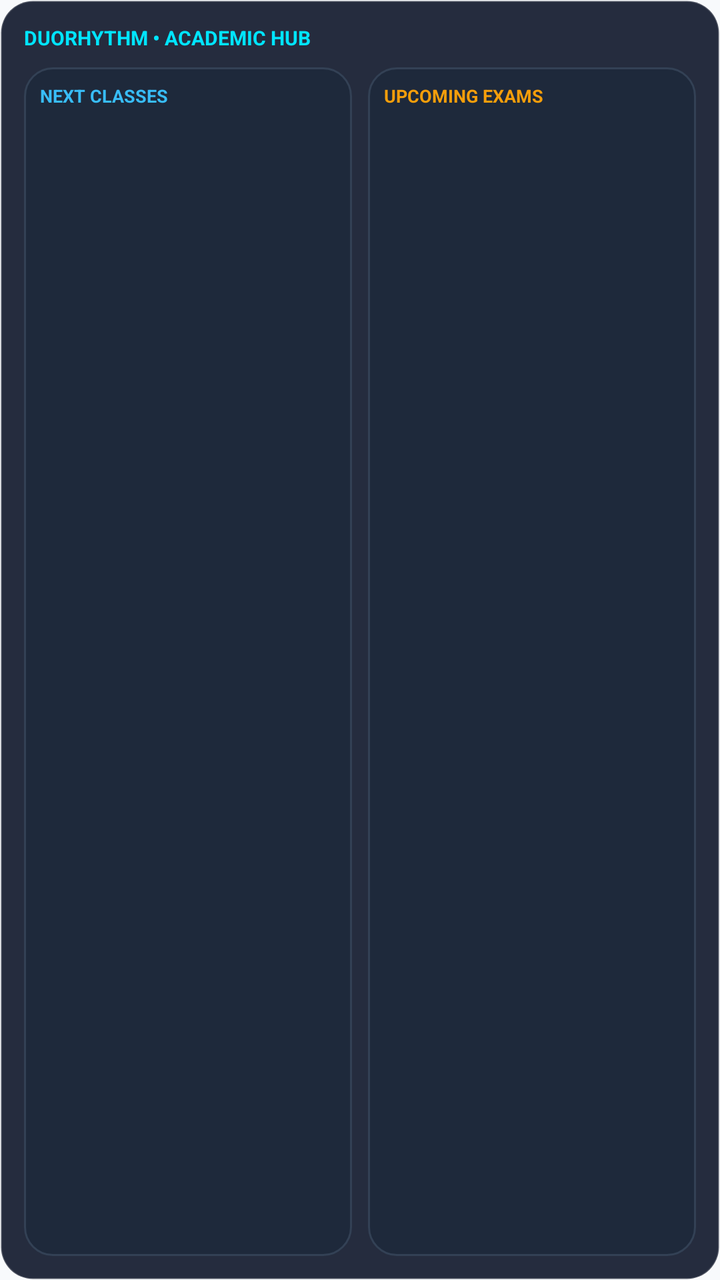
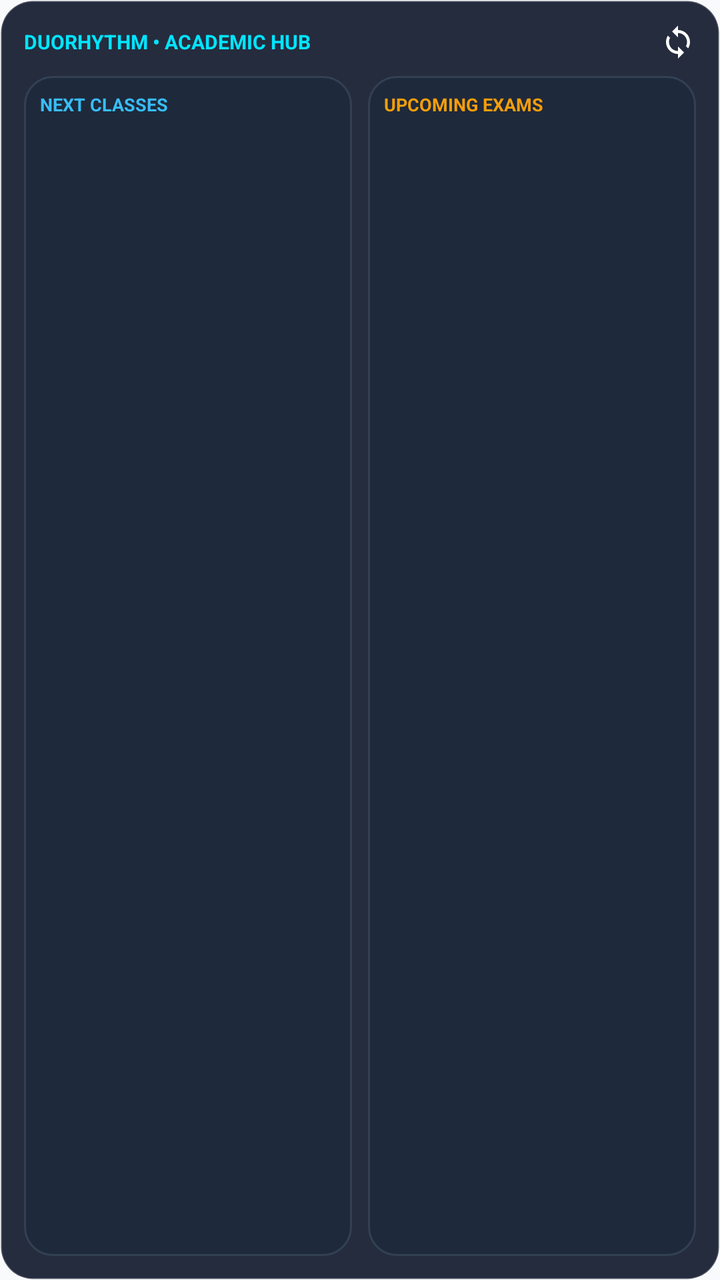

Screens rendered from an Android XML layout before and after an edit, with the pre-edit source and the edit as a unified diff.
<!-- AndroidManifest.xml: application theme Theme.LifeSync -->
<!-- res/layout/widget_academic_hub.xml -->
<?xml version="1.0" encoding="utf-8"?>
<LinearLayout xmlns:android="http://schemas.android.com/apk/res/android"
    android:id="@+id/layoutWidgetRoot"
    android:layout_width="match_parent"
    android:layout_height="match_parent"
    android:background="@drawable/bg_card_dark_elevated"
    android:orientation="vertical"
    android:padding="12dp">

    <LinearLayout
        android:layout_width="match_parent"
        android:layout_height="wrap_content"
        android:gravity="center_vertical"
        android:orientation="horizontal">

        <TextView
            android:layout_width="0dp"
            android:layout_height="wrap_content"
            android:layout_weight="1"
            android:text="DUORHYTHM • ACADEMIC HUB"
            android:textColor="#00E5FF"
            android:textSize="10sp"
            android:textStyle="bold" />

        <TextView
            android:id="@+id/tvWidgetSyncTime"
            android:layout_width="wrap_content"
            android:layout_height="wrap_content"
            android:textColor="#64748B"
            android:textSize="10sp" />
    </LinearLayout>

    <LinearLayout
        android:layout_width="match_parent"
        android:layout_height="0dp"
        android:layout_marginTop="8dp"
        android:layout_weight="1"
        android:baselineAligned="false"
        android:orientation="horizontal">

        
        <LinearLayout
            android:id="@+id/layoutScheduleSection"
            android:layout_width="0dp"
            android:layout_height="match_parent"
            android:layout_weight="1"
            android:background="@drawable/bg_card_dark"
            android:orientation="vertical"
            android:padding="8dp">

            <TextView
                android:id="@+id/tvNextClassHeader"
                android:layout_width="match_parent"
                android:layout_height="wrap_content"
                android:text="NEXT CLASSES"
                android:textColor="#38BDF8"
                android:textSize="9sp"
                android:textStyle="bold" />

            <LinearLayout
                android:id="@+id/rowClass1"
                android:layout_width="match_parent"
                android:layout_height="wrap_content"
                android:layout_marginTop="4dp"
                android:orientation="vertical">

                <TextView
                    android:id="@+id/tvClass1Title"
                    android:layout_width="match_parent"
                    android:layout_height="wrap_content"
                    android:ellipsize="end"
                    android:maxLines="1"
                    android:textColor="#FFFFFF"
                    android:textSize="12sp"
                    android:textStyle="bold" />

                <TextView
                    android:id="@+id/tvClass1Details"
                    android:layout_width="match_parent"
                    android:layout_height="wrap_content"
                    android:ellipsize="end"
                    android:maxLines="1"
                    android:textColor="#94A3B8"
                    android:textSize="10sp" />
            </LinearLayout>

            <LinearLayout
                android:id="@+id/rowClass2"
                android:layout_width="match_parent"
                android:layout_height="wrap_content"
                android:layout_marginTop="4dp"
                android:orientation="vertical">

                <TextView
                    android:id="@+id/tvClass2Title"
                    android:layout_width="match_parent"
                    android:layout_height="wrap_content"
                    android:ellipsize="end"
                    android:maxLines="1"
                    android:textColor="#FFFFFF"
                    android:textSize="12sp"
                    android:textStyle="bold" />

                <TextView
                    android:id="@+id/tvClass2Details"
                    android:layout_width="match_parent"
                    android:layout_height="wrap_content"
                    android:ellipsize="end"
                    android:maxLines="1"
                    android:textColor="#94A3B8"
                    android:textSize="10sp" />
            </LinearLayout>

            <TextView
                android:id="@+id/tvNoClasses"
                android:layout_width="match_parent"
                android:layout_height="match_parent"
                android:gravity="center"
                android:text="No upcoming classes"
                android:textColor="#64748B"
                android:textSize="11sp"
                android:visibility="gone" />
        </LinearLayout>

        <View
            android:layout_width="8dp"
            android:layout_height="match_parent" />

        
        <LinearLayout
            android:id="@+id/layoutExamSection"
            android:layout_width="0dp"
            android:layout_height="match_parent"
            android:layout_weight="1"
            android:background="@drawable/bg_card_dark"
            android:orientation="vertical"
            android:padding="8dp">

            <TextView
                android:id="@+id/tvNextExamHeader"
                android:layout_width="match_parent"
                android:layout_height="wrap_content"
                android:text="UPCOMING EXAMS"
                android:textColor="#F59E0B"
                android:textSize="9sp"
                android:textStyle="bold" />

            <LinearLayout
                android:id="@+id/rowExam1"
                android:layout_width="match_parent"
                android:layout_height="wrap_content"
                android:layout_marginTop="4dp"
                android:orientation="vertical">

                <LinearLayout
                    android:layout_width="match_parent"
                    android:layout_height="wrap_content"
                    android:gravity="center_vertical"
                    android:orientation="horizontal">

                    <TextView
                        android:id="@+id/tvExam1Title"
                        android:layout_width="0dp"
                        android:layout_height="wrap_content"
                        android:layout_weight="1"
                        android:ellipsize="end"
                        android:maxLines="1"
                        android:textColor="#FFFFFF"
                        android:textSize="12sp"
                        android:textStyle="bold" />

                    <TextView
                        android:id="@+id/tvExam1Badge"
                        android:layout_width="wrap_content"
                        android:layout_height="wrap_content"
                        android:textColor="#F59E0B"
                        android:textSize="9sp"
                        android:textStyle="bold" />
                </LinearLayout>

                <TextView
                    android:id="@+id/tvExam1Details"
                    android:layout_width="match_parent"
                    android:layout_height="wrap_content"
                    android:ellipsize="end"
                    android:maxLines="1"
                    android:textColor="#94A3B8"
                    android:textSize="10sp" />
            </LinearLayout>

            <LinearLayout
                android:id="@+id/rowExam2"
                android:layout_width="match_parent"
                android:layout_height="wrap_content"
                android:layout_marginTop="4dp"
                android:orientation="vertical">

                <LinearLayout
                    android:layout_width="match_parent"
                    android:layout_height="wrap_content"
                    android:gravity="center_vertical"
                    android:orientation="horizontal">

                    <TextView
                        android:id="@+id/tvExam2Title"
                        android:layout_width="0dp"
                        android:layout_height="wrap_content"
                        android:layout_weight="1"
                        android:ellipsize="end"
                        android:maxLines="1"
                        android:textColor="#FFFFFF"
                        android:textSize="12sp"
                        android:textStyle="bold" />

                    <TextView
                        android:id="@+id/tvExam2Badge"
                        android:layout_width="wrap_content"
                        android:layout_height="wrap_content"
                        android:textColor="#F59E0B"
                        android:textSize="9sp"
                        android:textStyle="bold" />
                </LinearLayout>

                <TextView
                    android:id="@+id/tvExam2Details"
                    android:layout_width="match_parent"
                    android:layout_height="wrap_content"
                    android:ellipsize="end"
                    android:maxLines="1"
                    android:textColor="#94A3B8"
                    android:textSize="10sp" />
            </LinearLayout>

            <TextView
                android:id="@+id/tvNoExams"
                android:layout_width="match_parent"
                android:layout_height="match_parent"
                android:gravity="center"
                android:text="All clear! No exams"
                android:textColor="#64748B"
                android:textSize="11sp"
                android:visibility="gone" />
        </LinearLayout>
    </LinearLayout>
</LinearLayout>
<!-- resources referenced by this layout -->
<resources>
  <!-- drawable bg_card_dark (drawable) -->
  <?xml version="1.0" encoding="utf-8"?>
  <shape xmlns:android="http://schemas.android.com/apk/res/android"
      android:shape="rectangle">
      <corners android:radius="14dp" />
      <solid android:color="#1E293B" />
      <stroke
          android:width="1dp"
          android:color="#334155" />
  </shape>
  <!-- drawable bg_card_dark_elevated (drawable) -->
  <?xml version="1.0" encoding="utf-8"?>
  <shape xmlns:android="http://schemas.android.com/apk/res/android"
      android:shape="rectangle">
      <corners android:radius="16dp" />
      <solid android:color="#E60F172A" />
      <stroke
          android:width="1dp"
          android:color="#33FFFFFF" />
  </shape>
  <color name="primary">#0284C7</color>
  <color name="primary_variant">#0369A1</color>
  <color name="on_primary">#FFFFFF</color>
  <color name="secondary">#7C3AED</color>
  <color name="secondary_variant">#6D28D9</color>
  <color name="on_secondary">#FFFFFF</color>
  <color name="surface">#FFFFFF</color>
  <color name="text_primary">#0F172A</color>
  <color name="text_secondary">#64748B</color>
  <color name="background">#F8FAFC</color>
  <style name="CardElevationRounded" parent="Widget.MaterialComponents.CardView">
          <item name="cardCornerRadius">22dp</item>
          <item name="cardElevation">2dp</item>
          <item name="strokeWidth">1dp</item>
          <item name="strokeColor">@color/card_stroke</item>
          <item name="cardBackgroundColor">@color/surface_card</item>
      </style>
  <style name="DuoRhythmTextView" parent="android:Widget.TextView">
          <item name="android:lineSpacingExtra">2dp</item>
          <item name="android:fontFamily">sans-serif</item>
          <item name="android:includeFontPadding">true</item>
      </style>
  <style name="DuoRhythmEditText" parent="android:Widget.EditText">
          <item name="android:lineSpacingExtra">2dp</item>
          <item name="android:fontFamily">sans-serif</item>
          <item name="android:includeFontPadding">true</item>
          <item name="android:textColor">@color/text_primary</item>
          <item name="android:textColorHint">@color/text_secondary</item>
      </style>
  <color name="card_stroke">#E2E8F0</color>
  <color name="surface_card">#FFFFFF</color>
  <!-- unchanged entries left out for length: 1 -->
</resources>

<!-- the commit's change to res/layout/widget_academic_hub.xml (unified diff, before → after) -->
@@ -7,6 +7,7 @@
     android:orientation="vertical"
     android:padding="12dp">
 
+    
     <LinearLayout
         android:layout_width="match_parent"
         android:layout_height="wrap_content"
@@ -26,8 +27,17 @@
             android:id="@+id/tvWidgetSyncTime"
             android:layout_width="wrap_content"
             android:layout_height="wrap_content"
+            android:layout_marginEnd="6dp"
             android:textColor="#64748B"
             android:textSize="10sp" />
+
+        <ImageView
+            android:id="@+id/btnWidgetRefresh"
+            android:layout_width="18dp"
+            android:layout_height="18dp"
+            android:background="?attr/selectableItemBackgroundBorderless"
+            android:contentDescription="Quick Refresh"
+            android:src="@drawable/ic_refresh" />
     </LinearLayout>
 
     <LinearLayout
<!-- resource entries referenced after the edit -->
@@ -20,6 +20,16 @@
           android:width="1dp"
           android:color="#33FFFFFF" />
   </shape>
+  <!-- drawable ic_refresh (drawable) -->
+  <vector xmlns:android="http://schemas.android.com/apk/res/android"
+      android:width="24dp"
+      android:height="24dp"
+      android:viewportWidth="24"
+      android:viewportHeight="24">
+      <path
+          android:fillColor="#FFFFFFFF"
+          android:pathData="M12,4V1L8,5l4,4V6c3.31,0 6,2.69 6,6 0,1.01 -0.25,1.97 -0.7,2.8l1.46,1.46C19.54,15.03 20,13.57 20,12c0,-4.42 -3.58,-8 -8,-8zm0,14c-3.31,0 -6,-2.69 -6,-6 0,-1.01 0.25,-1.97 0.7,-2.8L5.24,7.74C4.46,8.97 4,10.43 4,12c0,4.42 3.58,8 8,8v3l4,-4 -4,-4v3z"/>
+  </vector>
   <color name="primary">#0284C7</color>
   <color name="primary_variant">#0369A1</color>
   <color name="on_primary">#FFFFFF</color>
